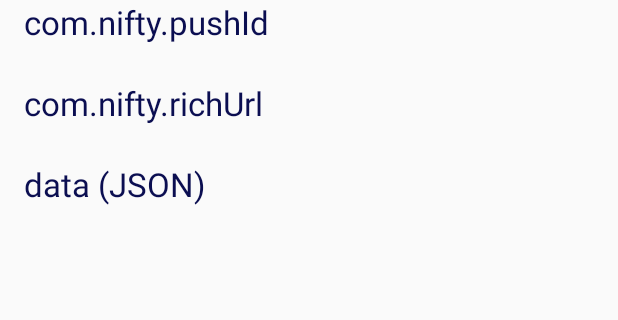
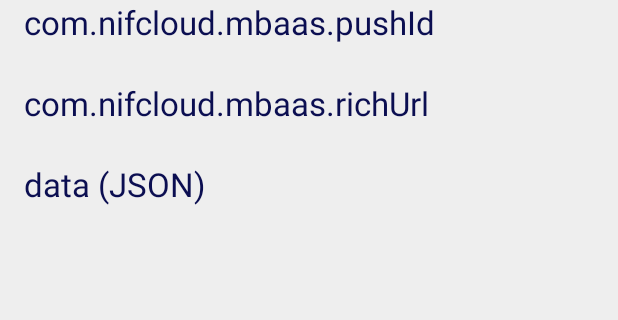
Before and after one commit to sonngocminh99/AndroidPayloadApp, an Android app: the screen it shows after launch (MainActivity), on a phone screen of 412 x 824 dp, the part 169-489 px from its top. Run offline under Robolectric (Android 15) with nearby library versions, the phone set to English and light mode, and no system bars.

Commit message:
update code SDK 3.0.0

```diff
--- /dev/null
+++ b/app/src/main/java/mbaas/com/nifcloud/androidpayloadapp/MainActivity.java
@@ -0,0 +1,73 @@
+package mbaas.com.nifcloud.androidpayloadapp;
+
+import android.content.Intent;
+import android.support.v7.app.AppCompatActivity;
+import android.os.Bundle;
+import android.widget.ListView;
+import android.widget.TextView;
+
+
+import com.nifcloud.mbaas.core.NCMB;
+import com.nifcloud.mbaas.core.NCMBInstallation;
+
+import org.json.JSONException;
+import org.json.JSONObject;
+
+public class MainActivity extends AppCompatActivity {
+
+    TextView _pushId;
+    TextView _richurl;
+
+    @Override
+    protected void onCreate(Bundle savedInstanceState) {
+
+        super.onCreate(savedInstanceState);
+
+        try {
+            JSONObject tmpBlank = new JSONObject("{'No key':'No value'}");
+            ListView lv = (ListView) findViewById(R.id.lsJson);
+            if (lv != null) {
+                lv.setAdapter(new ListAdapter(this, tmpBlank));
+            }
+        } catch (JSONException e) {
+            e.printStackTrace();
+        }
+
+        //**************** APIキーの設定とSDKの初期化 **********************
+        NCMB.initialize(this.getApplicationContext(), "YOUR_APPLICATION_KEY", "YOUR_CLIENT_KEY");
+        final NCMBInstallation installation = NCMBInstallation.getCurrentInstallation();
+
+        setContentView(R.layout.activity_main);
+    }
+
+    @Override
+    public void onResume() {
+        super.onResume();
+        //**************** ペイロード、リッチプッシュを処理する ***************
+        Intent intent = getIntent();
+
+        //プッシュ通知IDを表示
+        _pushId = (TextView) findViewById(R.id.txtPushid);
+        String pushid = intent.getStringExtra("com.nifcloud.mbaas.PushId");
+        _pushId.setText(pushid);
+
+        //RichURLを表示
+        _richurl = (TextView) findViewById(R.id.txtRichurl);
+        String richurl = intent.getStringExtra("com.nifcloud.mbaas.RichUrl");
+        _richurl.setText(richurl);
+
+        //プッシュ通知のペイロードを表示
+        if (intent.getStringExtra("com.nifcloud.mbaas.Data") != null) {
+            try {
+                JSONObject json = new JSONObject(intent.getStringExtra("com.nifcloud.mbaas.Data"));
+                if (json != null) {
+                    ListView lv = (ListView) findViewById(R.id.lsJson);
+                    lv.setAdapter(new ListAdapter(this, json));
+                }
+            } catch (JSONException e) {
+                //エラー処理
+            }
+        }
+        intent.removeExtra("com.nifcloud.mbaas.RichUrl");
+    }
+}
--- a/app/src/main/res/layout/activity_main.xml
+++ b/app/src/main/res/layout/activity_main.xml
@@ -7,7 +7,8 @@
     android:paddingLeft="@dimen/activity_horizontal_margin"
     android:paddingRight="@dimen/activity_horizontal_margin"
     android:paddingTop="@dimen/activity_vertical_margin"
-    tools:context="mbaas.com.nifty.androidpayloadapp.MainActivity">
+    android:background="#eeeeee"
+    tools:context="mbaas.com.nifcloud.androidpayloadapp.MainActivity">
 
     <TextView
         android:layout_width="wrap_content"
@@ -20,6 +21,7 @@
         android:textColor="#243b9a" />
 
     <LinearLayout
+
         android:orientation="vertical"
         android:layout_width="match_parent"
         android:layout_height="match_parent"
@@ -31,7 +33,7 @@
             android:layout_width="wrap_content"
             android:layout_height="wrap_content"
             android:textAppearance="?android:attr/textAppearanceLarge"
-            android:text="com.nifty.pushId"
+            android:text="com.nifcloud.mbaas.pushId"
             android:id="@+id/textView4"
             android:textColor="#0b0e51" />
 
@@ -46,7 +48,7 @@
             android:layout_width="wrap_content"
             android:layout_height="wrap_content"
             android:textAppearance="?android:attr/textAppearanceLarge"
-            android:text="com.nifty.richUrl"
+            android:text="com.nifcloud.mbaas.richUrl"
             android:id="@+id/textView2"
             android:textColor="#FF0B0E51" />
 
@@ -54,7 +56,7 @@
             android:layout_width="wrap_content"
             android:layout_height="wrap_content"
             android:textAppearance="?android:attr/textAppearanceMedium"
-            android:text="richUrl"
+            android:text="https://console.mbaas.nifcloud.com/"
             android:id="@+id/txtRichurl" />
 
         <TextView
--- a/build.gradle
+++ b/build.gradle
@@ -3,18 +3,21 @@
 buildscript {
     repositories {
         jcenter()
+        google()
     }
     dependencies {
-        classpath 'com.android.tools.build:gradle:2.1.2'
+        classpath 'com.android.tools.build:gradle:3.1.0'
 
         // NOTE: Do not place your application dependencies here; they belong
         // in the individual module build.gradle files
+        classpath 'com.google.gms:google-services:3.2.1'
     }
 }
 
 allprojects {
     repositories {
         jcenter()
+        google()
     }
 }
 
```
Also changed, not shown: app/build.gradle (+14 -10 lines), app/src/main/AndroidManifest.xml (+7 -26 lines), app/src/main/java/mbaas/com/nifcloud/androidpayloadapp/CustomGcmListenerService.java (added, +40 -0 lines), app/src/main/java/mbaas/com/nifcloud/androidpayloadapp/ListAdapter.java (added, +90 -0 lines), app/libs/NCMB.jar, gradle/wrapper/gradle-wrapper.properties, 6 other files.
